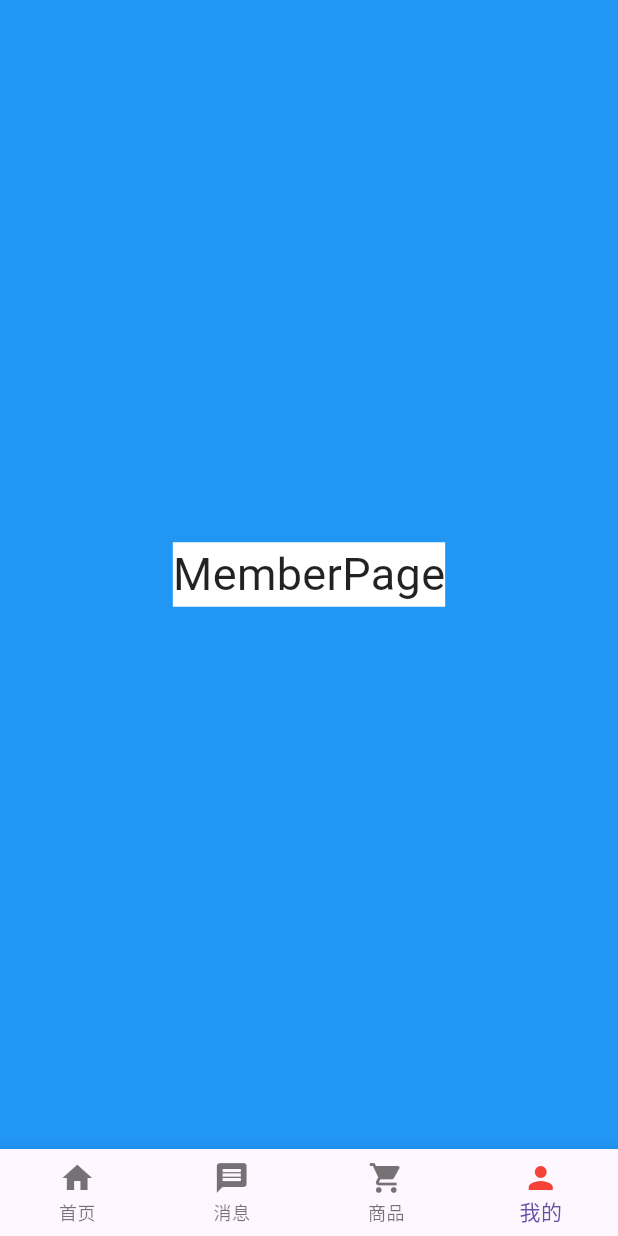
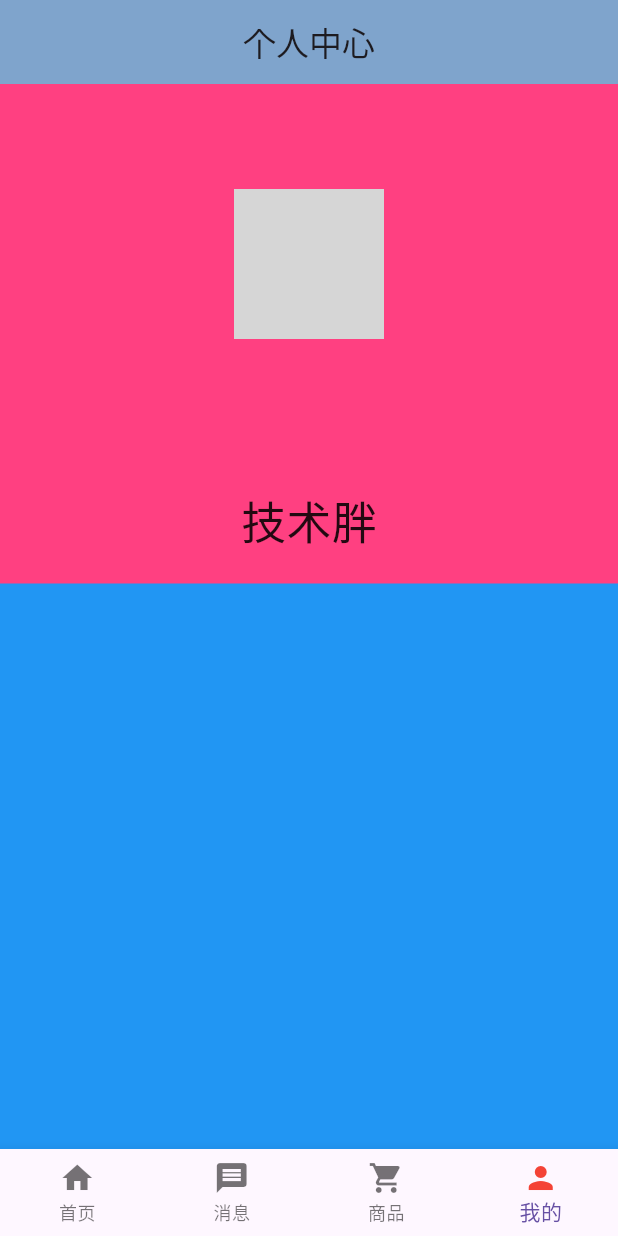
Before and after one commit to jianghu9527/flutter_20240412_Interview, a Flutter app: the mainfragment screen opened directly, item 4 of the bottom bar chosen, on a phone screen of 412 x 824 dp. Run offline on Flutter 3.47's test engine with Material 3 defaults, Android fonts, the phone set to English and light mode, and no system bars; our stand-ins replace dio, flutter_screenutil; missing offline and left inert: dart:html; network calls fail; project files that could hold a hidden picture were left out; grey boxes are pictures that could not be loaded.

Commit message:
个人中心top部分

```diff
--- a/lib/login/login.dart
+++ b/lib/login/login.dart
@@ -1,7 +1,7 @@
 import 'package:flutter/material.dart';
 import 'package:flutter_screenutil/flutter_screenutil.dart';
 
-import 'mainfragment.dart';
+import '/main/mainfragment.dart';
 import 'sign.dart';
 
 /**
--- a/lib/login/sign.dart
+++ b/lib/login/sign.dart
@@ -3,7 +3,7 @@ import 'dart:html';
 import 'package:flutter/material.dart';
 import 'package:flutter/widgets.dart';
 import 'sigInlog.dart';
-import 'mainfragment.dart';
+import '/main/mainfragment.dart';
 
 /**
  *
--- a/lib/main/MemberPage.dart
+++ b/lib/main/MemberPage.dart
@@ -1,6 +1,15 @@
 import 'package:flutter/material.dart';
 import 'package:flutter/widgets.dart';
 
+import 'package:flutter_screenutil/flutter_screenutil.dart';
+
+
+
+/**
+ * https://www.bilibili.com/video/BV1eJ411q7V3?p=64&vd_source=83fdbd83d34aa2af54f70627e76de772
+ *
+ * 个人中心
+ */
 class MemberPage extends StatefulWidget {
   const MemberPage({super.key});
 
@@ -11,24 +20,74 @@ class MemberPage extends StatefulWidget {
 class _MemberPageState extends State<MemberPage> {
   @override
   Widget build(BuildContext context) {
+    return MaterialApp(
+        debugShowCheckedModeBanner: false,
+        home: Scaffold(
+            // appBar: null,
+            appBar: AppBar(
+              title: Text("个人中心"),
+              centerTitle: true,
+              leading: null,
+              backgroundColor: Color.fromARGB(144, 199, 174, 174),
+            ),
+            backgroundColor: Colors.blue,
+            body:
+                // Center(
+                //   child: Container(
+                //     color: Colors.white,
+                //      child: Text("MemberPage",style: TextStyle(fontSize: 30.0,color: Colors.black87),),
+                //   ),
+                // )
 
-return MaterialApp(
-  home: Scaffold(
-    appBar: null,
-    backgroundColor: Colors.blue,
-    body:
-  Center(
-    child: Container(
-      color: Colors.white,
-       child: Text("MemberPage",style: TextStyle(fontSize: 30.0,color: Colors.black87),),
-    ),
-  )
-  )
-);
-  //   return Container(
-  //     child: Text("MemberPage")
+                ListView(
+              children: <Widget>[
+
+                 _topHead(),
+              ],
+            )));
+    //   return Container(
+    //     child: Text("MemberPage")
+    //     );
+
+  }
+
+  Widget _topHead() {
+    return Container(
+        width: MediaQuery.of(context).size.width,
+        padding: EdgeInsets.all(20),
+        color: Colors.pinkAccent,
+        child: Center(
+       child: Column(
+
+        children: <Widget>[
+          Container(
+              margin: EdgeInsets.only(top: 50.0),
+              child: ClipOval(
+                // backgroundImage: NetworkImage(
+                //     // "https://avatars.githubusercontent.com/u/1044392?v=4"
+                //       "http://blogimages.jspang.com/blogtouxiang1.jpg"
+                //     ),
 
 
-  //     );
+            child: Image.network("https://q1.itc.cn/q_70/images03/20240320/fcf023d835c54f78bac6c7efc98fbb4c.jpeg",
+            width: 100,height: 100,fit: BoxFit.cover,
+            ),
+
+              )
+              ),
+
+
+        Container(
+          margin: EdgeInsets.only(top:100),
+          child: Text("技术胖",style: TextStyle(fontSize: 30,color: Colors.black87),
+          ),
+          ),
+
+
+
+        ]
+        ),
+  ),
+        );
   }
 }
--- a/lib/login/mainfragment.dart
+++ b/lib/main/mainfragment.dart
@@ -90,8 +90,6 @@ TextStyle textStyle = TextStyle(fontSize: 20, color: Colors.red);
 
 
 
-
-
   @override
   Widget build(BuildContext context) {
     return Scaffold(
```
